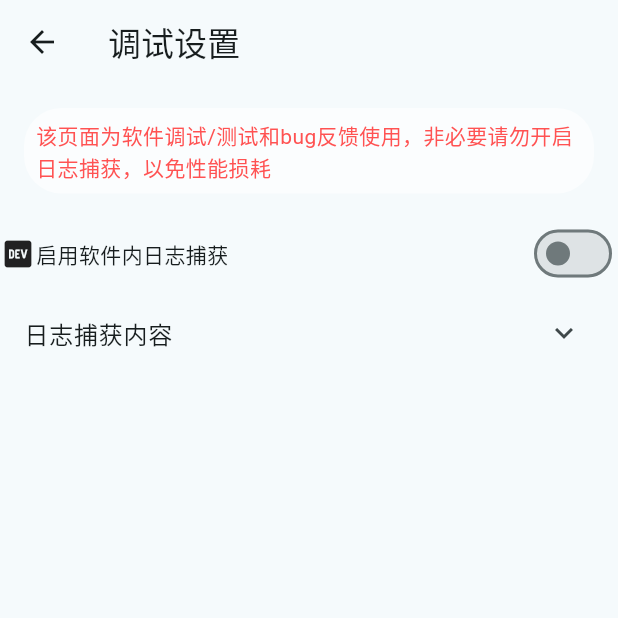
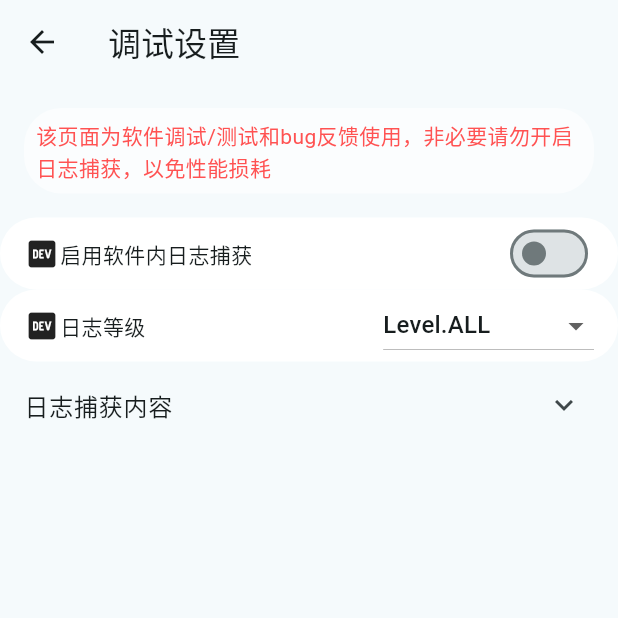
Before and after one commit to OctagonalStar/arabic_learning, a Flutter app: the DebugPage screen opened directly, on a phone screen of 412 x 824 dp, the top half of it. Run offline on Flutter 3.47's test engine with Material 3 defaults, Android fonts, the light colour scheme and no system bars; our stand-ins replace dio, file_picker, flutter_markdown_plus, flutter_tts, just_audio, shared_preferences; missing offline and left inert: fsrs, sherpa_onnx, webdav_client, window_manager; accounts and stored records are empty.

Commit message:
feat(log): add log filter
Signed-off-by: OctagonalStar <76486554+OctagonalStar@users.noreply.github.com>

```diff
--- a/lib/sub_pages_builder/setting_pages/debug_page.dart
+++ b/lib/sub_pages_builder/setting_pages/debug_page.dart
@@ -1,4 +1,5 @@
 import 'package:arabic_learning/funcs/ui.dart';
+import 'package:arabic_learning/vars/statics_var.dart';
 import 'package:flutter/material.dart';
 import 'package:provider/provider.dart';
 
@@ -22,18 +23,56 @@ class _DebugPage extends State<DebugPage> {
       body: Column(
         children: [
           TextContainer(text: "该页面为软件调试/测试和bug反馈使用，非必要请勿开启日志捕获，以免性能损耗", style: TextStyle(color: Colors.redAccent)),
-          Row(
+          Container(
+            decoration: BoxDecoration(
+              borderRadius: StaticsVar.br,
+              color: Theme.of(context).colorScheme.onPrimary
+            ),
+            padding: EdgeInsets.only(left: 16.0, right: 16.0),
+            child: Row(
               children: [
                 Icon(Icons.logo_dev),
                 Expanded(child: Text("启用软件内日志捕获")),
                 Switch(
-                value: context.watch<Global>().settingData["Debug"],
+                  value: context.watch<Global>().settingData["Debug"]["internalLog"],
                   onChanged: (value){
-                  context.read<Global>().settingData["Debug"] = value;
+                    context.read<Global>().settingData["Debug"]["internalLog"] = value;
                     context.read<Global>().updateSetting();
                   }
                 )
               ],
+            ),
+          ),
+          Container(
+            decoration: BoxDecoration(
+              borderRadius: StaticsVar.br,
+              color: Theme.of(context).colorScheme.onSecondary
+            ),
+            padding: EdgeInsets.only(left: 16.0, right: 16.0),
+            child: Row(
+              children: [
+                Icon(Icons.logo_dev_outlined),
+                Expanded(child: Text("日志等级")),
+                DropdownButton(
+                  items: [
+                    DropdownMenuItem(value: 0,child: Text("Level.ALL")),
+                    DropdownMenuItem(value: 1,child: Text("Level.FINEST")),
+                    DropdownMenuItem(value: 2,child: Text("Level.FINER")),
+                    DropdownMenuItem(value: 3,child: Text("Level.FINE")),
+                    DropdownMenuItem(value: 4,child: Text("Level.INFO")),
+                    DropdownMenuItem(value: 5,child: Text("Level.WARNING")),
+                    DropdownMenuItem(value: 6,child: Text("Level.SEVERE")),
+                    DropdownMenuItem(value: 7,child: Text("Level.SHOUT")),
+                    DropdownMenuItem(value: 8,child: Text("Level.OFF")),
+                  ],
+                  value: context.watch<Global>().settingData["Debug"]["internalLevel"],
+                  onChanged: (value) {
+                    context.read<Global>().settingData["Debug"]["internalLevel"] = value;
+                    context.read<Global>().updateSetting();
+                  }
+                )
+              ],
+            ),
           ),
           SizedBox(
             width: MediaQuery.of(context).size.width,
--- a/lib/vars/global.dart
+++ b/lib/vars/global.dart
@@ -27,7 +27,10 @@ class Global with ChangeNotifier {
   /// the setting data
   Map<String, dynamic> _settingData = {
     "User": "",
-    "Debug": false,
+    "Debug": {
+      "internalLog": false,
+      "internalLevel": 0 //0:ALL ;1:finest ;2:finer ;3:fine ;4:info ;5:warning ;6:severe ;7:shout ;8:off
+    },
     "LastVersion": StaticsVar.appVersion,
     "regular": {
       "theme": 9,
@@ -244,6 +247,12 @@ class Global with ChangeNotifier {
       oldSetting["quiz"] = _settingData["quiz"];
     }
 
+    // 000111 调试更新
+    if(oldSetting["Debug"].runtimeType == bool){
+      logger.info("配置文件 000111 调试更新");
+      oldSetting["Debug"] = _settingData["Debug"];
+    }
+
     _settingData = deepMerge(_settingData, oldSetting);
     logger.info("配置文件合成完成");
     await updateSetting();
@@ -272,14 +281,18 @@ class Global with ChangeNotifier {
 
   void changeLoggerBehavior() {
     Logger.root.clearListeners();
-    Logger.root.onRecord.listen((record) async {
-      if (kDebugMode || settingData["Debug"]) {
+    if(kDebugMode){
+      Logger.root.onRecord.listen((record) async {
         debugPrint('${record.time}-[${record.loggerName}][${record.level.name}]: ${record.message}');
-      }
-      if(settingData["Debug"]){
+      });
+    }
+    if(settingData["Debug"]["internalLog"]){
+      const List<Level> levelList = [Level.ALL, Level.FINEST, Level.FINER, Level.FINE, Level.INFO, Level.WARNING, Level.SEVERE, Level.SHOUT, Level.OFF];
+      Logger.root.onRecord.listen((record) async {
+        if(record.level < levelList[settingData["Debug"]["internalLevel"]]) return;
         internalLogCapture.add('${record.time}-[${record.loggerName}][${record.level.name}]: ${record.message}');
-      }
-    });
+      });
+    }
   }
 
   Future<void> postInit() async {
```
Lines whose indentation alone changed are shown as unchanged.
